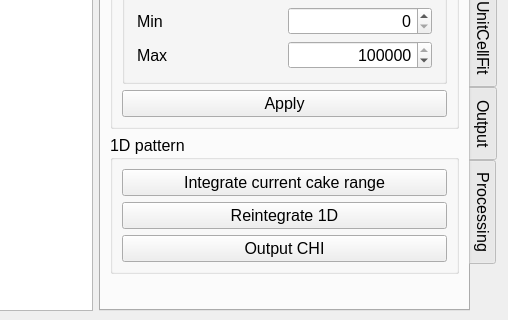
The window that ui/pkpo-v.ui (SHDShim/PeakPo) describes before a commit, drawn with Qt 5; both pictures show x 529 to 1037 and y 388 to 708 of the 1037 by 708 pixel window.
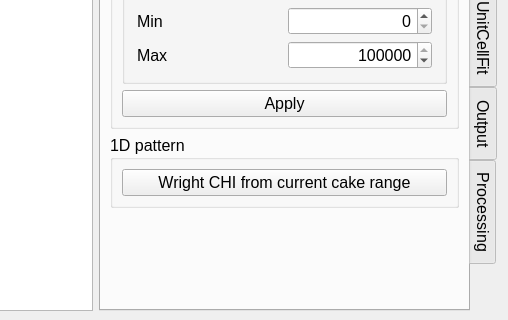
The same window after the commit. The open tabs and pages were chosen to show the change. Custom widgets are drawn as their Qt base class.

Commit message: remove unused buttons

Diff of the .ui file:
```diff
--- a/ui/pkpo-v.ui
+++ b/ui/pkpo-v.ui
@@ -1899,21 +1899,7 @@
            <item>
             <widget class="QPushButton" name="pushButton_IntegrateCake">
              <property name="text">
-              <string>Integrate current cake range</string>
-             </property>
-            </widget>
-           </item>
-           <item>
-            <widget class="QPushButton" name="pushButton_Reintegrate1D">
-             <property name="text">
-              <string>Reintegrate 1D</string>
-             </property>
-            </widget>
-           </item>
-           <item>
-            <widget class="QPushButton" name="pushButton_OuputCHI">
-             <property name="text">
-              <string>Output CHI</string>
+              <string>Wright CHI from current cake range</string>
              </property>
             </widget>
            </item>
```
The commit also changes 2 other files.
